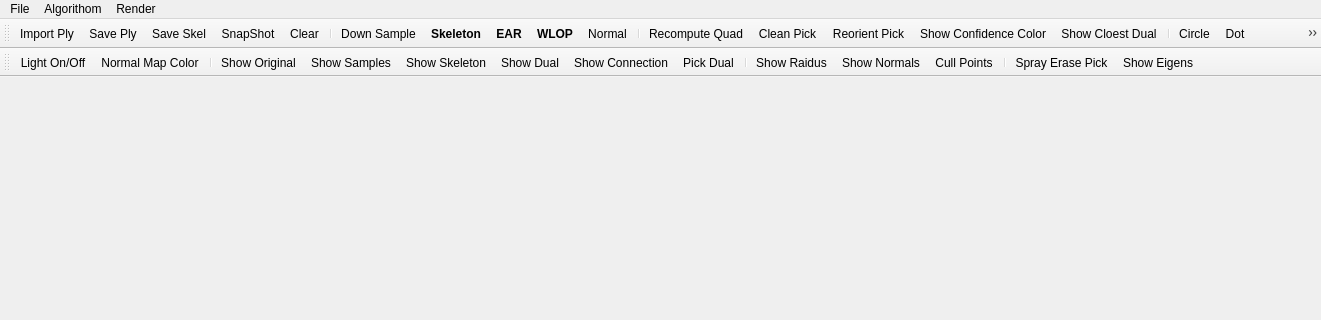
sunwaylive/Point-Cloud-Processing-2015, file point-cloud-2015/mainwindow.ui: the form before one commit; both pictures show x 0 to 1321 and y 0 to 320 of the 1321 by 573 pixel window.
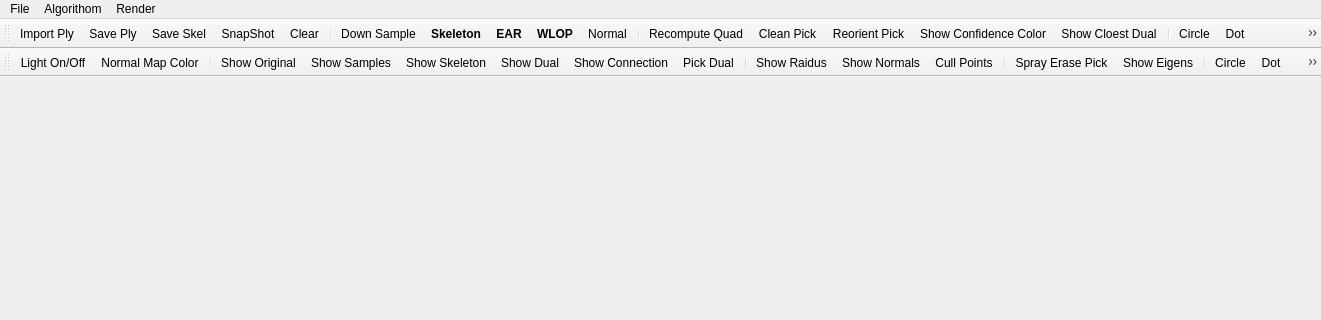
The form after the commit. Icons and pictures are not drawn.

The edit to the form file:
```diff
--- a/point-cloud-2015/mainwindow.ui
+++ b/point-cloud-2015/mainwindow.ui
@@ -274,6 +274,10 @@
    <addaction name="separator"/>
    <addaction name="actionSpray_Erase"/>
    <addaction name="actionShow_Eigens"/>
+   <addaction name="separator"/>
+   <addaction name="action_Dual_Circle"/>
+   <addaction name="action_Dual_Dot"/>
+   <addaction name="actionShow_Picked_Neighbor"/>
   </widget>
   <action name="actionImport_Ply">
    <property name="icon">
```
Left out of the diff: 3 changed lines with no effect on the pictures.
